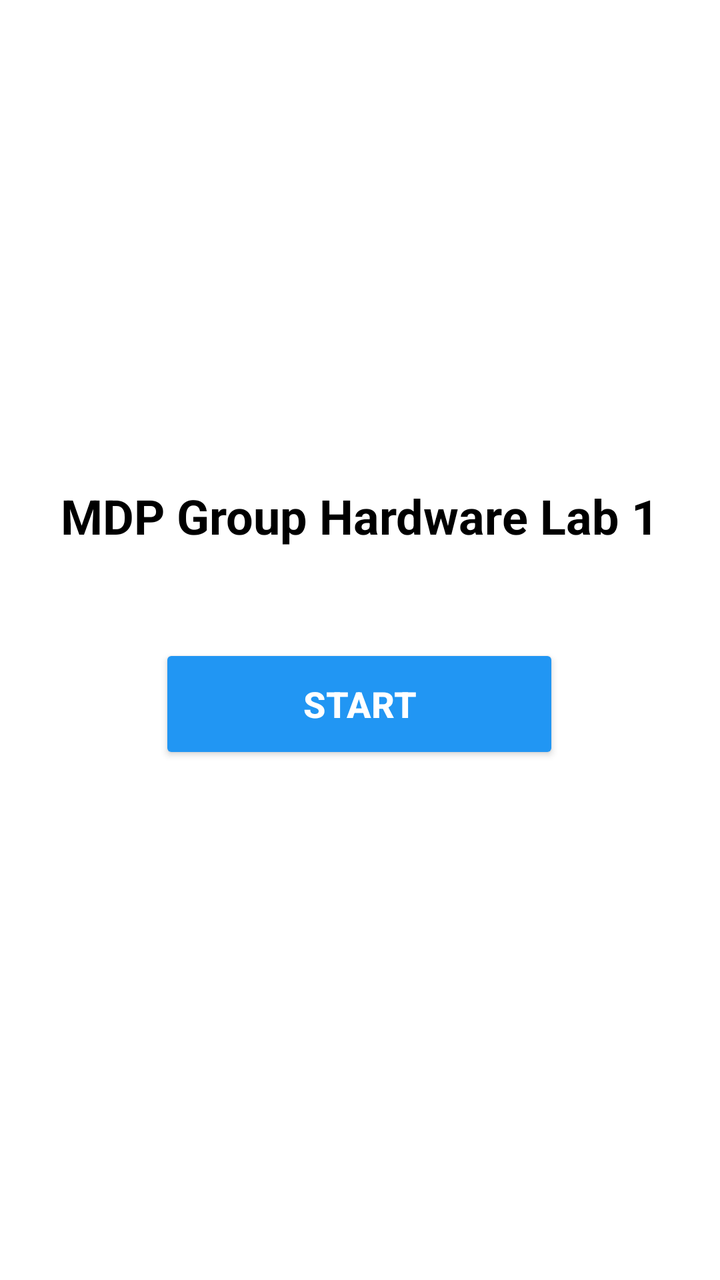
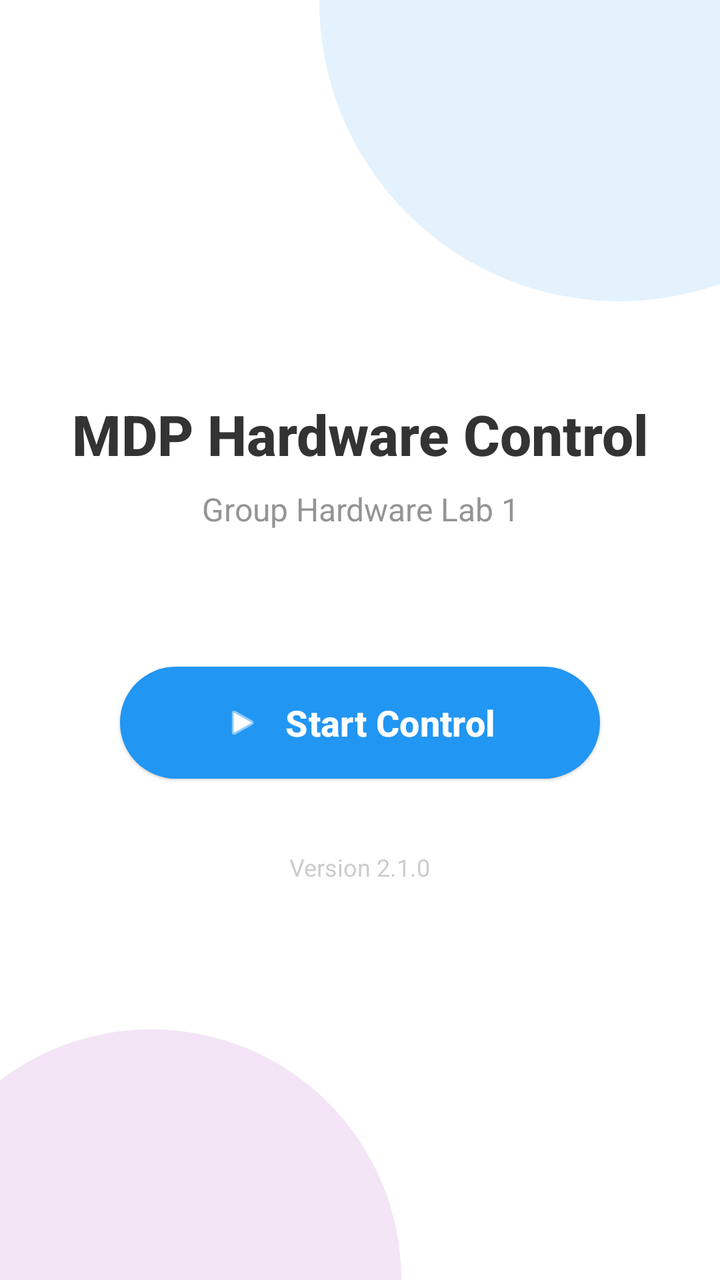

Screens rendered from an Android XML layout before and after an edit, with the pre-edit source and the edit as a unified diff.
<!-- AndroidManifest.xml: application theme Theme.MDP -->
<!-- res/layout/activity_main.xml -->
<?xml version="1.0" encoding="utf-8"?>
<FrameLayout xmlns:android="http://schemas.android.com/apk/res/android"
    xmlns:tools="http://schemas.android.com/tools"
    android:id="@+id/main"
    android:layout_width="match_parent"
    android:layout_height="match_parent"
    android:background="@android:color/white"
    tools:context=".activities.MainActivity">

    <LinearLayout
        android:layout_width="wrap_content"
        android:layout_height="wrap_content"
        android:layout_gravity="center"
        android:orientation="vertical"
        android:gravity="center">

        <TextView
            android:layout_width="wrap_content"
            android:layout_height="wrap_content"
            android:text="MDP Group Hardware Lab 1"
            android:textSize="24sp"
            android:textStyle="bold"
            android:textColor="@android:color/black"
            android:layout_marginBottom="32dp"
            android:gravity="center" />

        <Button
            android:id="@+id/startButton"
            android:layout_width="200dp"
            android:layout_height="60dp"
            android:text="Start"
            android:textSize="18sp"
            android:textStyle="bold"
            android:backgroundTint="#2196F3"
            android:textColor="@android:color/white"
            android:layout_margin="16dp" />

    </LinearLayout>

</FrameLayout>
<!-- resources referenced by this layout -->
<resources>
  <style name="Theme.MDP" parent="Base.Theme.MDP" />
  <style name="Base.Theme.MDP" parent="Theme.Material3.DayNight.NoActionBar">
          
          
      </style>
</resources>

<!-- the commit's change to res/layout/activity_main.xml (unified diff, before → after) -->
@@ -1,5 +1,6 @@
 <?xml version="1.0" encoding="utf-8"?>
-<FrameLayout xmlns:android="http://schemas.android.com/apk/res/android"
+<androidx.constraintlayout.widget.ConstraintLayout xmlns:android="http://schemas.android.com/apk/res/android"
+    xmlns:app="http://schemas.android.com/apk/res-auto"
     xmlns:tools="http://schemas.android.com/tools"
     android:id="@+id/main"
     android:layout_width="match_parent"
@@ -7,34 +8,89 @@
     android:background="@android:color/white"
     tools:context=".activities.MainActivity">
 
+    
+    <View
+        android:id="@+id/topCircle"
+        android:layout_width="300dp"
+        android:layout_height="300dp"
+        android:layout_marginTop="-150dp"
+        android:layout_marginEnd="-100dp"
+        android:background="@drawable/circle_background"
+        android:backgroundTint="#E3F2FD"
+        app:layout_constraintEnd_toEndOf="parent"
+        app:layout_constraintTop_toTopOf="parent" />
+
+    
+    <View
+        android:id="@+id/bottomCircle"
+        android:layout_width="250dp"
+        android:layout_height="250dp"
+        android:layout_marginBottom="-125dp"
+        android:layout_marginStart="-50dp"
+        android:background="@drawable/circle_background"
+        android:backgroundTint="#F3E5F5"
+        app:layout_constraintBottom_toBottomOf="parent"
+        app:layout_constraintStart_toStartOf="parent" />
+
     <LinearLayout
-        android:layout_width="wrap_content"
+        android:layout_width="match_parent"
         android:layout_height="wrap_content"
-        android:layout_gravity="center"
+        android:gravity="center"
         android:orientation="vertical"
-        android:gravity="center">
+        android:padding="32dp"
+        app:layout_constraintBottom_toBottomOf="parent"
+        app:layout_constraintTop_toTopOf="parent">
+
+        
+        <TextView
+            android:id="@+id/welcomeTitle"
+            android:layout_width="wrap_content"
+            android:layout_height="wrap_content"
+            android:fontFamily="sans-serif-medium"
+            android:gravity="center"
+            android:text="MDP Hardware Control"
+            android:textColor="#333333"
+            android:textSize="28sp"
+            android:textStyle="bold" />
 
         <TextView
             android:layout_width="wrap_content"
             android:layout_height="wrap_content"
-            android:text="MDP Group Hardware Lab 1"
-            android:textSize="24sp"
-            android:textStyle="bold"
-            android:textColor="@android:color/black"
-            android:layout_marginBottom="32dp"
-            android:gravity="center" />
+            android:layout_marginTop="8dp"
+            android:layout_marginBottom="48dp"
+            android:alpha="0.7"
+            android:gravity="center"
+            android:text="Group Hardware Lab 1"
+            android:textColor="#666666"
+            android:textSize="16sp" />
 
-        <Button
+        
+        <com.google.android.material.button.MaterialButton
             android:id="@+id/startButton"
-            android:layout_width="200dp"
-            android:layout_height="60dp"
-            android:text="Start"
+            style="@style/Widget.Material3.Button.ElevatedButton"
+            android:layout_width="240dp"
+            android:layout_height="64dp"
+            android:layout_margin="16dp"
+            android:text="Start Control"
             android:textSize="18sp"
             android:textStyle="bold"
-            android:backgroundTint="#2196F3"
+            app:cornerRadius="32dp"
+            app:backgroundTint="#2196F3"
             android:textColor="@android:color/white"
-            android:layout_margin="16dp" />
+            app:icon="@android:drawable/ic_media_play"
+            app:iconPadding="12dp"
+            app:iconGravity="textStart"
+            app:iconTint="@android:color/white" />
+
+        <TextView
+            android:layout_width="wrap_content"
+            android:layout_height="wrap_content"
+            android:layout_marginTop="16dp"
+            android:alpha="0.5"
+            android:text="Version 2.1.0"
+            android:textColor="#999999"
+            android:textSize="12sp" />
 
     </LinearLayout>
 
-</FrameLayout>
+</androidx.constraintlayout.widget.ConstraintLayout>
<!-- resource entries referenced after the edit -->
@@ -1,5 +1,11 @@
 <!-- resources referenced by this layout -->
 <resources>
+  <!-- drawable circle_background (drawable) -->
+  <?xml version="1.0" encoding="utf-8"?>
+  <shape xmlns:android="http://schemas.android.com/apk/res/android"
+      android:shape="oval">
+      <solid android:color="@android:color/white" />
+  </shape>
   <style name="Theme.MDP" parent="Base.Theme.MDP" />
   <style name="Base.Theme.MDP" parent="Theme.Material3.DayNight.NoActionBar">
           
